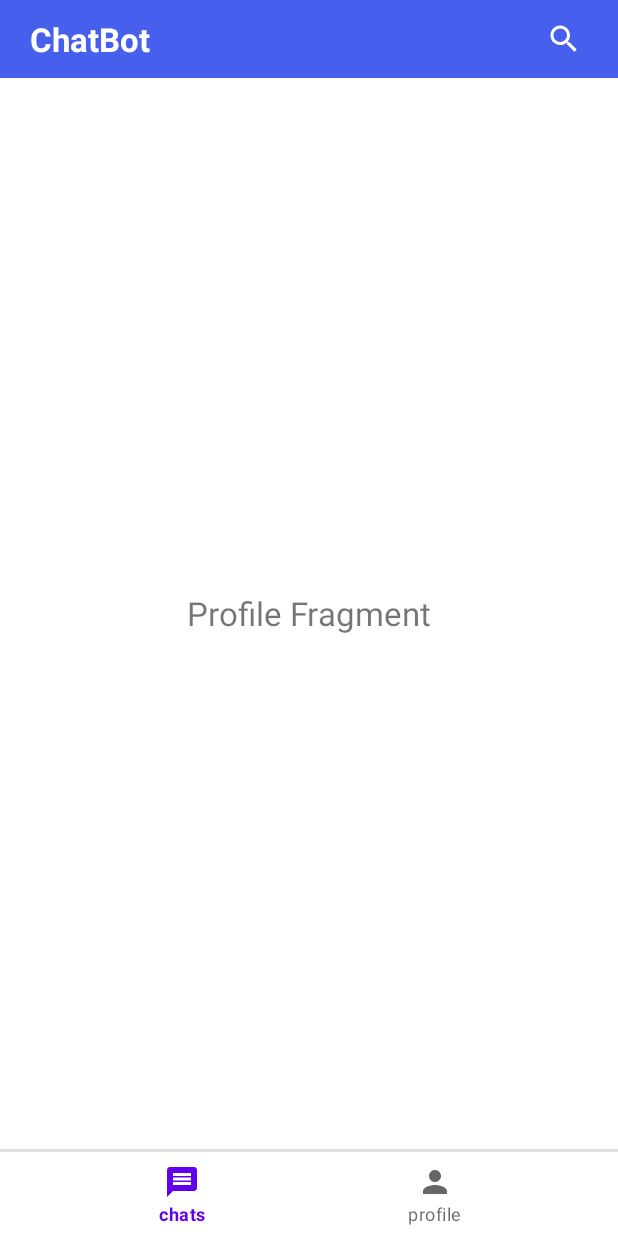
After one commit to yankbg/ChatBox_App-java-, an Android app: the fragment ProfileFragment placed in its activity, on a phone screen of 412 x 824 dp. The commit adds this screen. Run offline under Robolectric (Android 15) with nearby library versions, the phone set to English and light mode, and no system bars.

Commit message:
Add MainActivity with BottomNavigationView to switch between chat and profile fragments; implement search button to launch SearchUserActivity. Create charFragment and ProfileFragment classes with corresponding XML layouts (fragment_char and fragment_profile) showing placeholder TextViews. Define activity_main.xml layout with a toolbar containing app title and search icon, a FrameLayout for fragment container, a MaterialDivider, and configured BottomNavigationView using new bottom_navigation_menu.xml providing menu items for chats and profile with icons. This commit sets up the foundational UI and navigation structure for the app’s main user interface.

```diff
--- a/app/src/main/AndroidManifest.xml
+++ b/app/src/main/AndroidManifest.xml
@@ -11,6 +11,9 @@
         android:supportsRtl="true"
         android:theme="@style/Theme.ChatBoxApp"
         tools:targetApi="31">
+        <activity
+            android:name=".SearchUserActivity"
+            android:exported="false" />
         <activity
             android:name=".LoginUserName"
             android:exported="false" />
--- a/app/src/main/java/com/example/chatboxapp/MainActivity.java
+++ b/app/src/main/java/com/example/chatboxapp/MainActivity.java
@@ -1,14 +1,45 @@
 package com.example.chatboxapp;
 
+import androidx.annotation.NonNull;
 import androidx.appcompat.app.AppCompatActivity;
 
+import android.content.Intent;
 import android.os.Bundle;
+import android.view.MenuItem;
+import android.widget.ImageButton;
+
+import com.google.android.material.bottomnavigation.BottomNavigationView;
+import com.google.android.material.navigation.NavigationBarView;
 
 public class MainActivity extends AppCompatActivity {
+    BottomNavigationView bottomNavigationView;
+    ImageButton searchBtn;
+    charFragment CharFragment;
+    ProfileFragment profileFragment;
 
     @Override
     protected void onCreate(Bundle savedInstanceState) {
         super.onCreate(savedInstanceState);
         setContentView(R.layout.activity_main);
+
+        CharFragment = new charFragment();
+        profileFragment = new ProfileFragment();
+        searchBtn = findViewById(R.id.search_icon);
+        bottomNavigationView = findViewById(R.id.bottomnavigation);
+
+        searchBtn.setOnClickListener(v -> startActivity(new Intent(this,SearchUserActivity.class)));
+        bottomNavigationView.setOnItemSelectedListener(new NavigationBarView.OnItemSelectedListener() {
+            @Override
+            public boolean onNavigationItemSelected(@NonNull MenuItem item) {
+                if(item.getItemId() == R.id.menu_chat){
+                    getSupportFragmentManager().beginTransaction().replace(R.id.main_frame_layout,CharFragment).commit();
+                }
+                if(item.getItemId() == R.id.menu_profile){
+                    getSupportFragmentManager().beginTransaction().replace(R.id.main_frame_layout,profileFragment).commit();
+                }
+                return true;
+            }
+        });
+        bottomNavigationView.setSelectedItemId(R.id.menu_chat);
     }
 }
--- /dev/null
+++ b/app/src/main/java/com/example/chatboxapp/ProfileFragment.java
@@ -0,0 +1,24 @@
+package com.example.chatboxapp;
+
+import android.os.Bundle;
+
+import androidx.fragment.app.Fragment;
+
+import android.view.LayoutInflater;
+import android.view.View;
+import android.view.ViewGroup;
+
+public class ProfileFragment extends Fragment {
+
+    public ProfileFragment() {
+        // Required empty public constructor
+    }
+
+
+    @Override
+    public View onCreateView(LayoutInflater inflater, ViewGroup container,
+                             Bundle savedInstanceState) {
+        // Inflate the layout for this fragment
+        return inflater.inflate(R.layout.fragment_profile, container, false);
+    }
+}
--- /dev/null
+++ b/app/src/main/java/com/example/chatboxapp/SearchUserActivity.java
@@ -0,0 +1,14 @@
+package com.example.chatboxapp;
+
+import androidx.appcompat.app.AppCompatActivity;
+
+import android.os.Bundle;
+
+public class SearchUserActivity extends AppCompatActivity {
+
+    @Override
+    protected void onCreate(Bundle savedInstanceState) {
+        super.onCreate(savedInstanceState);
+        setContentView(R.layout.activity_search_user);
+    }
+}
--- /dev/null
+++ b/app/src/main/java/com/example/chatboxapp/charFragment.java
@@ -0,0 +1,25 @@
+package com.example.chatboxapp;
+
+import android.os.Bundle;
+
+import androidx.fragment.app.Fragment;
+
+import android.view.LayoutInflater;
+import android.view.View;
+import android.view.ViewGroup;
+
+
+public class charFragment extends Fragment {
+
+    public charFragment() {
+
+    }
+
+
+    @Override
+    public View onCreateView(LayoutInflater inflater, ViewGroup container,
+                             Bundle savedInstanceState) {
+        // Inflate the layout for this fragment
+        return inflater.inflate(R.layout.fragment_char, container, false);
+    }
+}
--- /dev/null
+++ b/app/src/main/res/drawable/search_icon.xml
@@ -0,0 +1,5 @@
+<vector android:height="24dp" android:tint="#000000"
+    android:viewportHeight="24" android:viewportWidth="24"
+    android:width="24dp" xmlns:android="http://schemas.android.com/apk/res/android">
+    <path android:fillColor="@android:color/white" android:pathData="M15.5,14h-0.79l-0.28,-0.27C15.41,12.59 16,11.11 16,9.5 16,5.91 13.09,3 9.5,3S3,5.91 3,9.5 5.91,16 9.5,16c1.61,0 3.09,-0.59 4.23,-1.57l0.27,0.28v0.79l5,4.99L20.49,19l-4.99,-5zM9.5,14C7.01,14 5,11.99 5,9.5S7.01,5 9.5,5 14,7.01 14,9.5 11.99,14 9.5,14z"/>
+</vector>
--- a/app/src/main/res/layout/activity_main.xml
+++ b/app/src/main/res/layout/activity_main.xml
@@ -1,18 +1,54 @@
 <?xml version="1.0" encoding="utf-8"?>
-<androidx.constraintlayout.widget.ConstraintLayout xmlns:android="http://schemas.android.com/apk/res/android"
+<RelativeLayout xmlns:android="http://schemas.android.com/apk/res/android"
     xmlns:app="http://schemas.android.com/apk/res-auto"
     xmlns:tools="http://schemas.android.com/tools"
     android:layout_width="match_parent"
     android:layout_height="match_parent"
     tools:context=".MainActivity">
 
-    <TextView
-        android:layout_width="wrap_content"
+    <RelativeLayout
+        android:layout_width="match_parent"
         android:layout_height="wrap_content"
-        android:text="Hello World!"
-        app:layout_constraintBottom_toBottomOf="parent"
-        app:layout_constraintEnd_toEndOf="parent"
-        app:layout_constraintStart_toStartOf="parent"
-        app:layout_constraintTop_toTopOf="parent" />
+        android:background="@color/blue"
+        android:padding="10dp"
+        android:id="@+id/main_toolBar">
+        <TextView
+            android:layout_width="wrap_content"
+            android:layout_height="wrap_content"
+            android:text="ChatBot"
+            android:textColor="@color/white"
+            android:textSize="22sp"
+            android:textStyle="bold"
+            android:layout_marginStart="10dp"
+            android:layout_centerVertical="true"/>
+        <ImageButton
+            android:layout_width="32dp"
+            android:layout_height="32dp"
+            android:layout_alignParentEnd="true"
+            android:layout_centerVertical="true"
+            android:layout_marginEnd="10dp"
+            app:tint="@color/white"
+            android:background="?attr/selectableItemBackgroundBorderless"
+            android:src="@drawable/search_icon"
+            android:id="@+id/search_icon"/>
+    </RelativeLayout>
+    <FrameLayout
+        android:layout_width="match_parent"
+        android:layout_height="match_parent"
+        android:layout_below="@id/main_toolBar"
+        android:layout_above="@id/divider"
+        android:id="@+id/main_frame_layout"/>
+    <com.google.android.material.divider.MaterialDivider
+        android:layout_width="match_parent"
+        android:layout_height="2dp"
+        android:layout_above="@id/bottomnavigation"
+        android:id="@+id/divider"/>
+    <com.google.android.material.bottomnavigation.BottomNavigationView
+        android:layout_width="match_parent"
+        android:layout_height="wrap_content"
+        android:layout_alignParentBottom="true"
+        android:background="?attr/selectableItemBackgroundBorderless"
+        android:id="@+id/bottomnavigation"
+        app:menu="@menu/bottom_navigation_menu"/>
 
-</androidx.constraintlayout.widget.ConstraintLayout>
+</RelativeLayout>
--- /dev/null
+++ b/app/src/main/res/layout/activity_search_user.xml
@@ -0,0 +1,9 @@
+<?xml version="1.0" encoding="utf-8"?>
+<androidx.constraintlayout.widget.ConstraintLayout xmlns:android="http://schemas.android.com/apk/res/android"
+    xmlns:app="http://schemas.android.com/apk/res-auto"
+    xmlns:tools="http://schemas.android.com/tools"
+    android:layout_width="match_parent"
+    android:layout_height="match_parent"
+    tools:context=".SearchUserActivity">
+
+</androidx.constraintlayout.widget.ConstraintLayout>
--- /dev/null
+++ b/app/src/main/res/layout/fragment_char.xml
@@ -0,0 +1,16 @@
+<?xml version="1.0" encoding="utf-8"?>
+<RelativeLayout xmlns:android="http://schemas.android.com/apk/res/android"
+    xmlns:tools="http://schemas.android.com/tools"
+    android:layout_width="match_parent"
+    android:layout_height="match_parent"
+    tools:context=".charFragment">
+
+    <!-- TODO: Update blank fragment layout -->
+    <TextView
+        android:layout_width="wrap_content"
+        android:layout_height="wrap_content"
+        android:layout_centerInParent="true"
+        android:text="chat fragment"
+        android:textSize="22sp"/>
+
+</RelativeLayout>
--- /dev/null
+++ b/app/src/main/res/layout/fragment_profile.xml
@@ -0,0 +1,16 @@
+<?xml version="1.0" encoding="utf-8"?>
+<RelativeLayout xmlns:android="http://schemas.android.com/apk/res/android"
+    xmlns:tools="http://schemas.android.com/tools"
+    android:layout_width="match_parent"
+    android:layout_height="match_parent"
+    tools:context=".ProfileFragment">
+
+    <!-- TODO: Update blank fragment layout -->
+    <TextView
+        android:layout_width="wrap_content"
+        android:layout_height="wrap_content"
+        android:text="Profile Fragment"
+        android:textSize="22sp"
+        android:layout_centerInParent="true"/>
+
+</RelativeLayout>
--- /dev/null
+++ b/app/src/main/res/menu/bottom_navigation_menu.xml
@@ -0,0 +1,10 @@
+<?xml version="1.0" encoding="utf-8"?>
+<menu xmlns:android="http://schemas.android.com/apk/res/android">
+    <item android:title="chats"
+        android:icon="@drawable/chat_icon"
+        android:id="@+id/menu_chat"/>
+    <item android:title="profile"
+        android:icon="@drawable/person_icon"
+        android:id="@+id/menu_profile"/>
+
+</menu>
--- a/app/src/main/res/values/strings.xml
+++ b/app/src/main/res/values/strings.xml
@@ -1,3 +1,5 @@
 <resources>
     <string name="app_name">ChatBoxApp</string>
+    <!-- TODO: Remove or change this placeholder text -->
+    <string name="hello_blank_fragment">Hello blank fragment</string>
 </resources>
```
